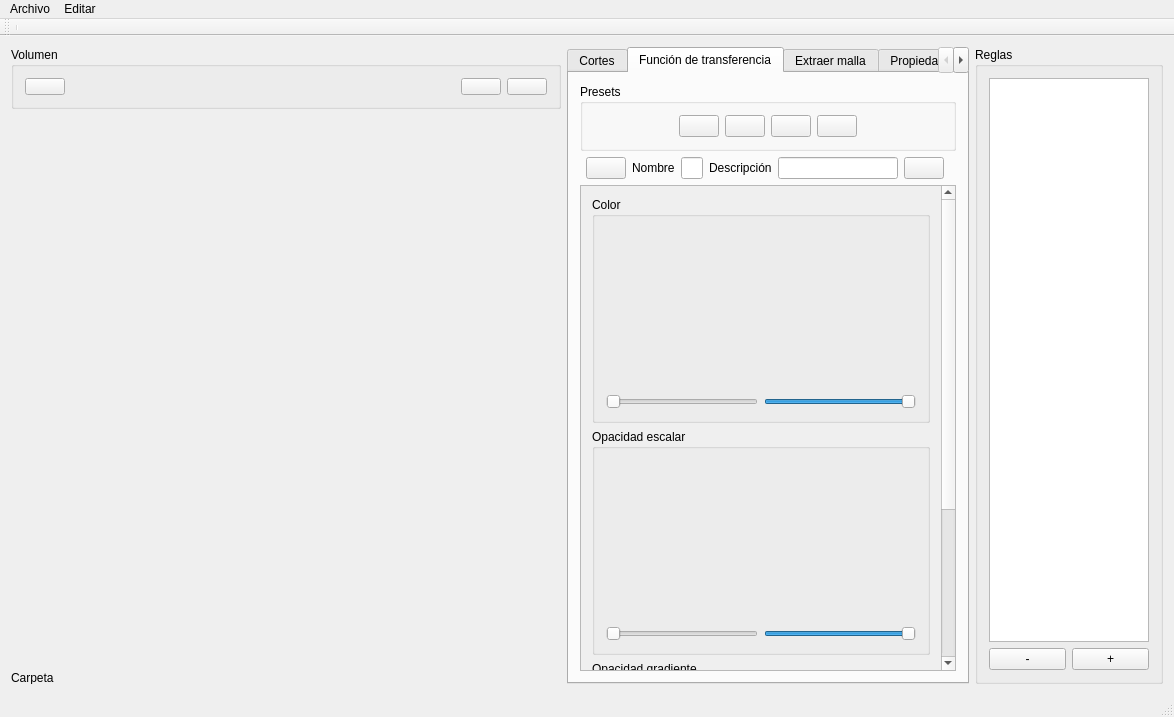
fblupi/grado_informatica-TFG, file 3DCurator/mainwindow.ui: the form before one commit.
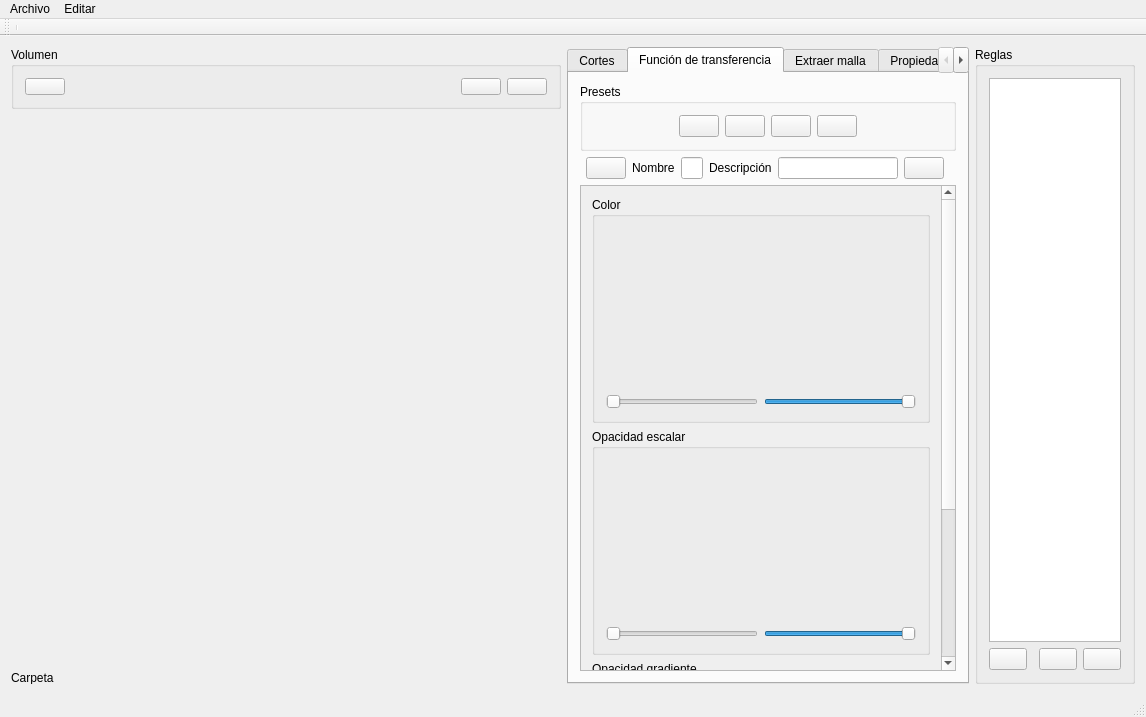
The form after the commit. The open tabs and pages were chosen to show the change. Icons and pictures are not drawn. Custom widgets are drawn as their Qt base class.

Commit message: Habilitar y deshabilitar reglas GUI #29

The edit to the form file:
```diff
--- a/3DCurator/mainwindow.ui
+++ b/3DCurator/mainwindow.ui
@@ -6,7 +6,7 @@
    <rect>
     <x>0</x>
     <y>0</y>
-    <width>1171</width>
+    <width>1143</width>
     <height>708</height>
    </rect>
   </property>
@@ -1011,13 +1011,13 @@
      <widget class="QGroupBox" name="rulesBox">
       <property name="minimumSize">
        <size>
-        <width>0</width>
+        <width>160</width>
         <height>0</height>
        </size>
       </property>
       <property name="maximumSize">
        <size>
-        <width>188</width>
+        <width>160</width>
         <height>16777215</height>
        </size>
       </property>
@@ -1025,23 +1025,73 @@
        <string>Reglas</string>
       </property>
       <layout class="QGridLayout" name="gridLayout_3">
-       <item row="1" column="1">
-        <widget class="QPushButton" name="addRule">
-         <property name="text">
-          <string>+</string>
-         </property>
-        </widget>
-       </item>
        <item row="1" column="0">
+        <widget class="QPushButton" name="enableDisableRule">
+         <property name="text">
+          <string/>
+         </property>
+         <property name="icon">
+          <iconset resource="assets/resources.qrc">
+           <normaloff>:/icons/eye.png</normaloff>:/icons/eye.png</iconset>
+         </property>
+         <property name="iconSize">
+          <size>
+           <width>21</width>
+           <height>21</height>
+          </size>
+         </property>
+        </widget>
+       </item>
+       <item row="1" column="3">
+        <widget class="QPushButton" name="addRule">
+         <property name="text">
+          <string/>
+         </property>
+         <property name="icon">
+          <iconset resource="assets/resources.qrc">
+           <normaloff>:/icons/plus.png</normaloff>:/icons/plus.png</iconset>
+         </property>
+         <property name="iconSize">
+          <size>
+           <width>21</width>
+           <height>21</height>
+          </size>
+         </property>
+        </widget>
+       </item>
+       <item row="1" column="2">
         <widget class="QPushButton" name="deleteRule">
          <property name="text">
-          <string>-</string>
+          <string/>
+         </property>
+         <property name="icon">
+          <iconset resource="assets/resources.qrc">
+           <normaloff>:/icons/minus.png</normaloff>:/icons/minus.png</iconset>
+         </property>
+         <property name="iconSize">
+          <size>
+           <width>21</width>
+           <height>21</height>
+          </size>
          </property>
         </widget>
        </item>
-       <item row="0" column="0" colspan="2">
+       <item row="0" column="0" colspan="4">
         <widget class="QListWidget" name="rulesList"/>
        </item>
+       <item row="1" column="1">
+        <spacer name="horizontalSpacer_11">
+         <property name="orientation">
+          <enum>Qt::Horizontal</enum>
+         </property>
+         <property name="sizeHint" stdset="0">
+          <size>
+           <width>40</width>
+           <height>20</height>
+          </size>
+         </property>
+        </spacer>
+       </item>
       </layout>
      </widget>
     </item>
@@ -1075,7 +1125,7 @@
     <rect>
      <x>0</x>
      <y>0</y>
-     <width>1171</width>
+     <width>1143</width>
      <height>21</height>
     </rect>
    </property>
```
Left out of the diff: 2 changed lines with no effect on the pictures. The commit also changes 5 other files.
